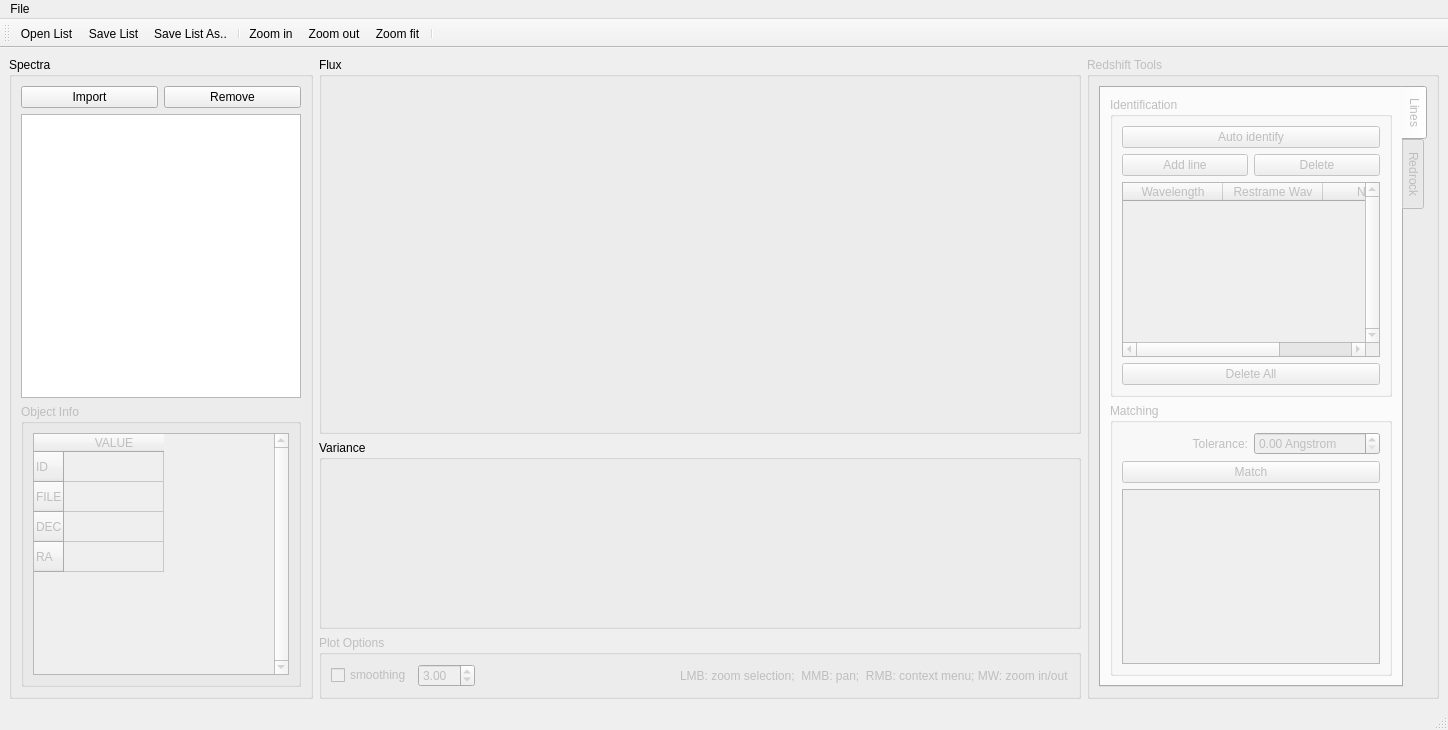
mauritiusdadd/redmost, file pyzui/ui/main_window.ui: the form before one commit.
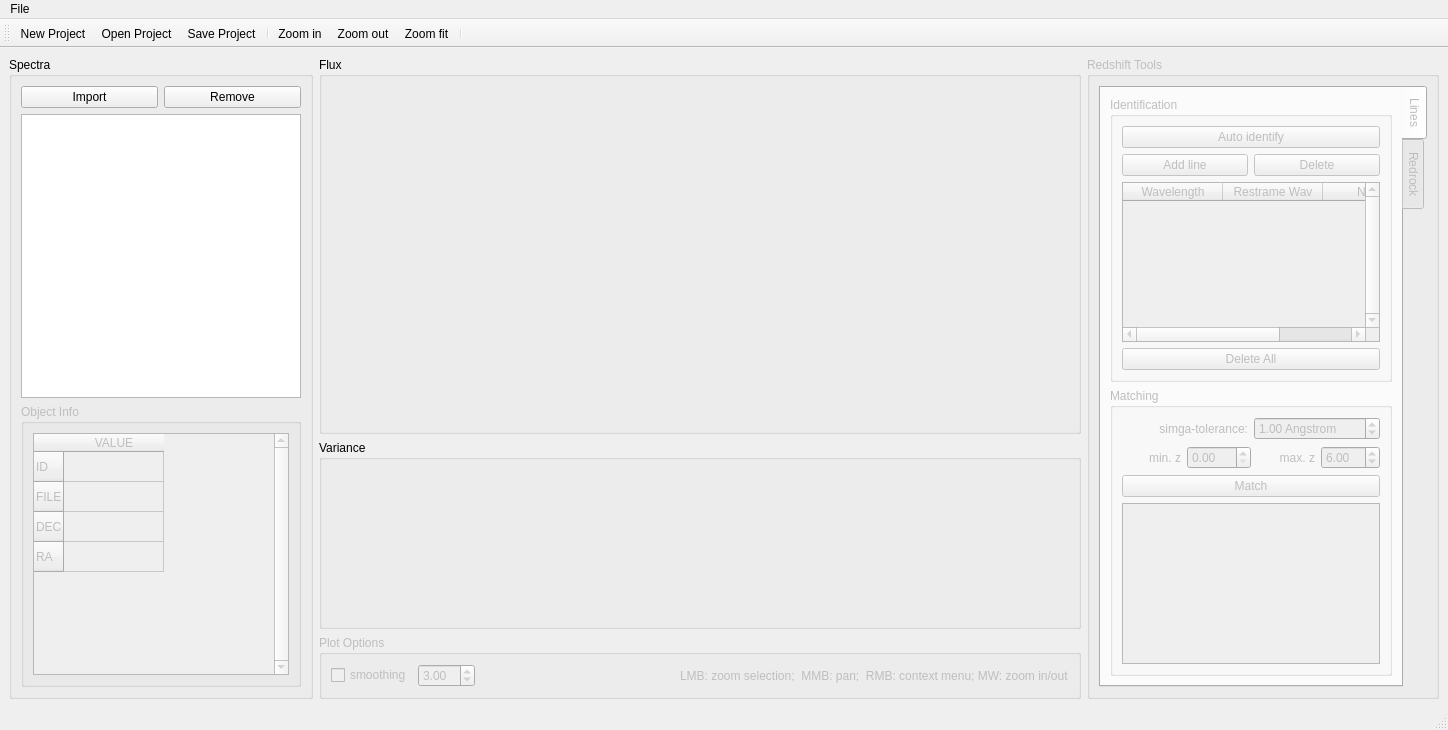
The form after the commit. Icons and pictures are not drawn.

Commit message: Add basic redshift estimation from lines

The edit to the form file:
```diff
--- a/pyzui/ui/main_window.ui
+++ b/pyzui/ui/main_window.ui
@@ -425,13 +425,13 @@
              <property name="title">
               <string>Matching</string>
              </property>
-             <layout class="QVBoxLayout" name="verticalLayout_10">
+             <layout class="QVBoxLayout" name="verticalLayout_12">
               <item>
                <layout class="QHBoxLayout" name="horizontalLayout_5">
                 <item>
                  <widget class="QLabel" name="label_3">
                   <property name="text">
-                   <string>Tolerance:</string>
+                   <string>simga-tolerance:</string>
                   </property>
                   <property name="alignment">
                    <set>Qt::AlignRight|Qt::AlignTrailing|Qt::AlignVCenter</set>
@@ -439,7 +439,7 @@
                  </widget>
                 </item>
                 <item>
-                 <widget class="QDoubleSpinBox" name="linedMatchingTolDoubleSpinBox">
+                 <widget class="QDoubleSpinBox" name="linesMatchingTolDoubleSpinBox">
                   <property name="suffix">
                    <string> Angstrom</string>
                   </property>
@@ -449,19 +449,63 @@
                   <property name="singleStep">
                    <double>0.001000000000000</double>
                   </property>
+                  <property name="value">
+                   <double>1.000000000000000</double>
+                  </property>
                  </widget>
                 </item>
                </layout>
               </item>
               <item>
-               <widget class="QPushButton" name="doLinesMatchingPushButton">
+               <layout class="QHBoxLayout" name="horizontalLayout_7">
+                <item>
+                 <widget class="QLabel" name="label_5">
+                  <property name="text">
+                   <string>min. z</string>
+                  </property>
+                  <property name="alignment">
+                   <set>Qt::AlignRight|Qt::AlignTrailing|Qt::AlignVCenter</set>
+                  </property>
+                 </widget>
+                </item>
+                <item>
+                 <widget class="QDoubleSpinBox" name="zMinDoubleSpinBox">
+                  <property name="maximum">
+                   <double>999.000000000000000</double>
+                  </property>
+                  <property name="singleStep">
+                   <double>0.001000000000000</double>
+                  </property>
+                 </widget>
+                </item>
+                <item>
+                 <widget class="QLabel" name="label_2">
+                  <property name="text">
+                   <string>max. z</string>
+                  </property>
+                  <property name="alignment">
+                   <set>Qt::AlignRight|Qt::AlignTrailing|Qt::AlignVCenter</set>
+                  </property>
+                 </widget>
+                </item>
+                <item>
+                 <widget class="QDoubleSpinBox" name="zMaxDoubleSpinBox">
+                  <property name="value">
+                   <double>6.000000000000000</double>
+                  </property>
+                 </widget>
+                </item>
+               </layout>
+              </item>
+              <item>
+               <widget class="QPushButton" name="matchLinesPushButton">
                 <property name="text">
                  <string>Match</string>
                 </property>
                </widget>
               </item>
               <item>
-               <widget class="QListView" name="linesMarchingResListView"/>
+               <widget class="QListWidget" name="linesMatchListWidget"/>
               </item>
              </layout>
             </widget>
@@ -583,9 +627,9 @@
     <property name="title">
      <string>File</string>
     </property>
-    <addaction name="actionOpen_List"/>
-    <addaction name="actionSave_List"/>
-    <addaction name="actionSave_List_As"/>
+    <addaction name="actionOpen_Project"/>
+    <addaction name="actionSave_Project"/>
+    <addaction name="actionSave_Project_As"/>
     <addaction name="separator"/>
     <addaction name="actionImport_spectra"/>
     <addaction name="separator"/>
@@ -609,29 +653,35 @@
    <attribute name="toolBarBreak">
     <bool>false</bool>
    </attribute>
-   <addaction name="actionOpen_List"/>
-   <addaction name="actionSave_List"/>
-   <addaction name="actionSave_List_As"/>
+   <addaction name="actionNew_Project"/>
+   <addaction name="actionOpen_Project"/>
+   <addaction name="actionSave_Project"/>
    <addaction name="separator"/>
    <addaction name="actionZoomIn"/>
    <addaction name="actionZoomOut"/>
    <addaction name="actionZoomFit"/>
    <addaction name="separator"/>
   </widget>
-  <action name="actionOpen_List">
+  <action name="actionOpen_Project">
    <property name="icon">
     <iconset theme="document-open"/>
    </property>
    <property name="text">
-    <string>Open List</string>
+    <string>Open Project</string>
+   </property>
+   <property name="toolTip">
+    <string>Open Project</string>
    </property>
   </action>
-  <action name="actionSave_List">
+  <action name="actionSave_Project">
    <property name="icon">
     <iconset theme="document-save"/>
    </property>
    <property name="text">
-    <string>Save List</string>
+    <string>Save Project</string>
+   </property>
+   <property name="toolTip">
+    <string>Save current session to a file</string>
    </property>
   </action>
   <action name="actionImport_spectra">
@@ -658,12 +708,15 @@
     <string>Remove All</string>
    </property>
   </action>
-  <action name="actionSave_List_As">
+  <action name="actionSave_Project_As">
    <property name="icon">
     <iconset theme="document-save-as"/>
    </property>
    <property name="text">
-    <string>Save List As..</string>
+    <string>Save Project As...</string>
+   </property>
+   <property name="toolTip">
+    <string>Save current session to as file ...</string>
    </property>
   </action>
   <action name="actionZoomIn">
@@ -708,6 +761,20 @@
     <enum>QAction::NoRole</enum>
    </property>
   </action>
+  <action name="actionNew_Project">
+   <property name="icon">
+    <iconset theme="document-new"/>
+   </property>
+   <property name="text">
+    <string>New Project</string>
+   </property>
+   <property name="toolTip">
+    <string>Start a new empty project</string>
+   </property>
+   <property name="menuRole">
+    <enum>QAction::NoRole</enum>
+   </property>
+  </action>
  </widget>
  <resources/>
  <connections/>
```
The commit also changes 2 other files.
